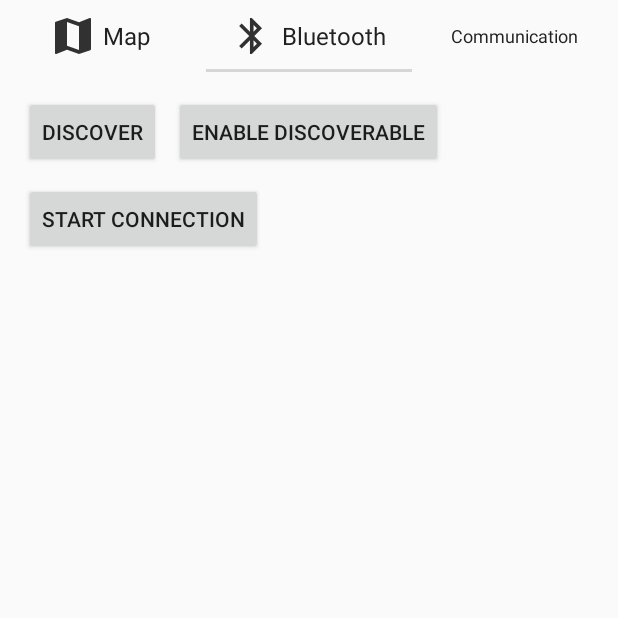
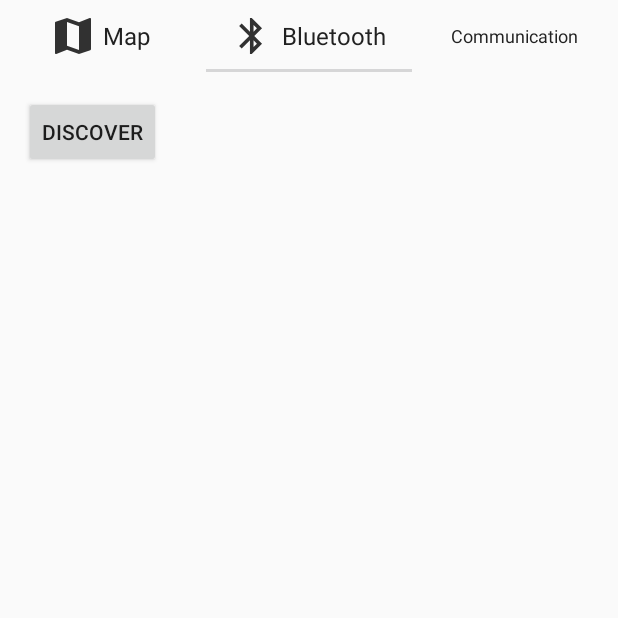
Before and after one commit to huanzhz/CZ3004-MDP, an Android app: the screen it shows after launch (MainActivity), tab 2 chosen, on a phone screen of 412 x 824 dp, the top half of it. Run offline under Robolectric (Android 15) with nearby library versions, the phone set to English and light mode, and no system bars.

Commit message:
Bluetoothstate and fragment view create once

```diff
--- a/app/src/main/java/com/example/mdpgroup6yr1920sem2/tab2.java
+++ b/app/src/main/java/com/example/mdpgroup6yr1920sem2/tab2.java
@@ -46,7 +46,6 @@ public class tab2 extends Fragment {
             // Inflate the layout for this fragment
             view = inflater.inflate(R.layout.fragment_tab1, container, false);
 
-            Button btnEnableDisable_Discoverable = (Button) view.findViewById(R.id.btnDiscoverable_on_off);
             Button btnDiscover = (Button) view.findViewById(R.id.btnFindUnpairedDevices);
 
             mainActivityObj.lvNewDevices = (ListView) view.findViewById(R.id.lvNewDevices);
@@ -73,6 +72,9 @@ public class tab2 extends Fragment {
                         mainActivityObj.mBTDevice = mainActivityObj.mBTDevices.get(position);
                         mainActivityObj.mBluetoothConnection = new BluetoothConnectionService(mainActivityObj);
                     }
+
+                    // Connecting to device
+                    mainActivityObj.startConnection();
                 }
             });
 
@@ -85,24 +87,6 @@ public class tab2 extends Fragment {
                 }
             });
 
-            btnEnableDisable_Discoverable.setOnClickListener(new View.OnClickListener() {
-                @Override
-                public void onClick(View view) {
-                    //Log.d(TAG, "onClick: enabling/disabling bluetooth.");
-                    mainActivityObj.btnEnableDisableDiscoverable();
-                }
-            });
-
-            // Connection and Send Message
-            Button btnStartConnection = (Button) view.findViewById(R.id.btnStartConnection);
-
-            btnStartConnection.setOnClickListener(new View.OnClickListener() {
-                @Override
-                public void onClick(View view) {
-                    mainActivityObj.startConnection();
-                }
-            });
-
         }
         return view;
     }
--- a/app/src/main/res/layout/fragment_tab1.xml
+++ b/app/src/main/res/layout/fragment_tab1.xml
@@ -14,14 +14,6 @@
         android:layout_height="match_parent">
 
         <Button
-            android:text="@string/enable_discoverable"
-            android:layout_width="wrap_content"
-            android:layout_height="wrap_content"
-            android:id="@+id/btnDiscoverable_on_off"
-            android:layout_alignParentTop="true"
-            android:layout_centerHorizontal="true"/>
-
-        <Button
             android:layout_width="wrap_content"
             android:layout_height="wrap_content"
             android:id="@+id/btnFindUnpairedDevices"
@@ -29,18 +21,10 @@
 
         <ListView
             android:layout_marginTop="15dp"
-            android:layout_below="@+id/btnStartConnection"
+            android:layout_below="@+id/btnFindUnpairedDevices"
             android:layout_width="match_parent"
             android:layout_height="500dp"
             android:id="@+id/lvNewDevices"/>
-
-        <Button
-            android:layout_marginTop="10dp"
-            android:layout_width="wrap_content"
-            android:layout_height="wrap_content"
-            android:layout_below="@+id/btnFindUnpairedDevices"
-            android:id="@+id/btnStartConnection"
-            android:text="@string/start_connection"/>
 
     </RelativeLayout>
 
--- a/app/src/main/res/values/strings.xml
+++ b/app/src/main/res/values/strings.xml
@@ -1,10 +1,7 @@
 <resources>
     <string name="app_name">MdpGroup6yr1920sem2</string>
 
-    <string name="on_off">ON/OFF</string>
-    <string name="enable_discoverable">Enable Discoverable</string>
     <string name="discover">Discover</string>
-    <string name="start_connection">Start Connection</string>
     <string name="enter_text_here">Enter Text Here</string>
     <string name="send">SEND</string>
     <string name="incoming_messages">Incoming Messages</string>
```
Also changed, not shown: app/src/main/java/com/example/mdpgroup6yr1920sem2/BluetoothConnectionService.java (+19 -6 lines), app/src/main/java/com/example/mdpgroup6yr1920sem2/MainActivity.java (+0 -52 lines), app/src/main/java/com/example/mdpgroup6yr1920sem2/tab1.java (+8 -0 lines).
